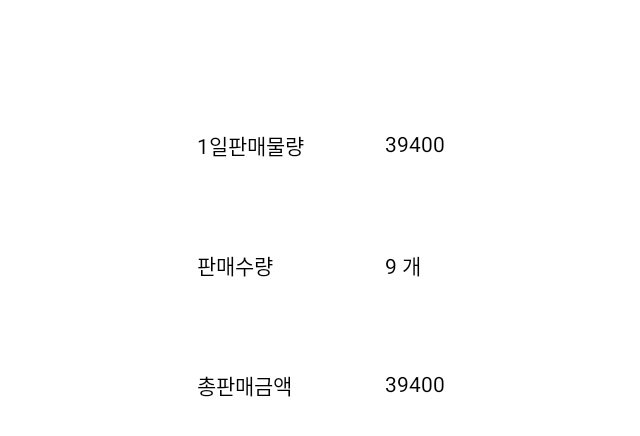
After one commit to kiosk-project-team7/mobile_app_project, an Android app: the dailyManagerFragment screen opened through its navigation route, on a phone screen of 824 x 412 dp (held sideways). The commit adds this screen. Shown: the top 436 px of the screen, without its empty margins (233-873 px from the left). Run offline under Robolectric (Android 15) with nearby library versions, the phone set to English and light mode, and no system bars.

Commit message:
관리자메뉴

```diff
--- a/app/src/main/java/com/example/kioskui/MainActivity.kt
+++ b/app/src/main/java/com/example/kioskui/MainActivity.kt
@@ -56,9 +56,9 @@ class MainActivity : AppCompatActivity(R.layout.activity_main) {
                 arrayListOf<Int>(1400, 1200, 900, 700, 900, 700,
                                  800, 900, 750, 600, 900, 700))
             var selectedAmt = arrayOf(
-                arrayListOf<Int> (0, 0, 0, 0, 0, 0, 0, 0, 0, 0, 0, 0),
-                arrayListOf<Int> (0, 0, 0, 0, 0, 0, 0, 0, 0, 0, 0, 0),
-                arrayListOf<Int> (0, 0, 0, 0, 0, 0, 0, 0, 0, 0, 0, 0),
+                arrayListOf<Int> (1, 0, 0, 0, 0, 0, 0, 0, 0, 0, 0, 0),
+                arrayListOf<Int> (3, 0, 0, 0, 0, 0, 0, 0, 0, 0, 0, 0),
+                arrayListOf<Int> (5, 0, 0, 0, 0, 0, 0, 0, 0, 0, 0, 0),
                 arrayListOf<Int> (0, 0, 0, 0, 0, 0, 0, 0, 0, 0, 0, 0))
             fun whenSelected(menuNum: Int) {
                 selectedAmt[menuNum] += 1
--- a/app/src/main/java/com/example/kioskui/ManagerFragment.kt
+++ b/app/src/main/java/com/example/kioskui/ManagerFragment.kt
@@ -1,9 +1,12 @@
 package com.example.kioskui
 
 import android.os.Bundle
+import android.util.Log
 import android.view.LayoutInflater
 import android.view.View
 import android.view.ViewGroup
+import android.widget.EditText
+import android.widget.TextView
 import androidx.fragment.app.Fragment
 import androidx.navigation.fragment.findNavController
 import com.example.kioskui.databinding.FragmentManagerBinding
--- a/app/src/main/java/com/example/kioskui/SetmenuFragment.kt
+++ b/app/src/main/java/com/example/kioskui/SetmenuFragment.kt
@@ -101,7 +101,7 @@ class SetmenuFragment : Fragment() {
 
         imageView.setImageDrawable(img)
         textView.setText(tv)
-        MainActivity.menuInit.whenSelected(menuNum)
+        //MainActivity.menuInit.whenSelected(menuNum)
         textView.setText("${MainActivity.menuInit.desc[menuNum-1]}")
 
         val mBuilder = view?.let {
--- a/app/src/main/java/com/example/kioskui/StartFragment.kt
+++ b/app/src/main/java/com/example/kioskui/StartFragment.kt
@@ -29,7 +29,8 @@ class StartFragment : Fragment() {
             findNavController().navigate(R.id.Fragment_Inout)
         }
         binding.mainLogo.setOnClickListener {   //메인 로고를 누를 시
-            findNavController().navigate(R.id.Fragment_Manager)
+            findNavController().navigate(R.id.Fragment_Choice_Manager)
+
         }
     }
 
--- /dev/null
+++ b/app/src/main/java/com/example/kioskui/dailyManagerFragment.kt
@@ -0,0 +1,65 @@
+package com.example.kioskui
+
+import android.os.Bundle
+import android.util.Log
+import androidx.fragment.app.Fragment
+import android.view.LayoutInflater
+import android.view.View
+import android.view.ViewGroup
+import com.example.kioskui.databinding.FragmentDailyManagerBinding
+import com.example.kioskui.databinding.FragmentDrinkBinding
+import com.example.kioskui.databinding.FragmentManagerBinding
+
+// TODO: Rename parameter arguments, choose names that match
+// the fragment initialization parameters, e.g. ARG_ITEM_NUMBER
+private const val ARG_PARAM1 = "param1"
+private const val ARG_PARAM2 = "param2"
+
+class dailyManagerFragment : Fragment() {
+
+    private lateinit var binding: FragmentDailyManagerBinding
+
+    override fun onCreateView(
+        inflater: LayoutInflater,
+        container: ViewGroup?,
+        savedInstanceState: Bundle?
+    ): View {
+        binding = FragmentDailyManagerBinding.inflate(inflater, container, false)
+        return binding.root
+    }
+
+//    이미지 클릭 불가능하게 수정, 반투명하게 보이게 수정
+//    binding.menu1Img.setClickable(false)
+//    binding.menu1Img.setAlpha(0.3f)
+
+    override fun onViewCreated(view: View, savedInstanceState: Bundle?) {
+        super.onViewCreated(view, savedInstanceState)
+
+        val textView1 = binding.dailySelling
+        val textView2 = binding.salesNumber
+        val textView3 = binding.totalSelling
+
+        var dailyselling : Int = 0
+        for (i in 0..3)
+            for (j in 0..11)
+                dailyselling += MainActivity.menuInit.selectedAmt[i][j] * MainActivity.menuInit.price[i][j]
+
+        Log.d("text3","$dailyselling" )
+        textView1.setText("$dailyselling")
+
+        var count: Int = 0
+        for (i in 0..3)
+            for (j in 0..11)
+                count += MainActivity.menuInit.selectedAmt[i][j]
+
+        textView2.setText("$count 개")
+
+        var totalselling : Int = 0
+        for (i in 0..3)
+            for (j in 0..11)
+                totalselling += MainActivity.menuInit.selectedAmt[i][j] * MainActivity.menuInit.price[i][j]
+
+        textView3.setText("$totalselling")
+
+    }
+}
--- a/app/src/main/res/layout/custom2_dialog.xml
+++ b/app/src/main/res/layout/custom2_dialog.xml
@@ -11,7 +11,7 @@
         android:layout_width="match_parent"
         android:layout_height="wrap_content"
         android:background="@color/black"
-        android:text="사이드 메뉴"
+        android:text="토핑"
         android:textColor="@color/white"
         android:gravity="center"
         app:layout_constraintEnd_toEndOf="parent"
--- /dev/null
+++ b/app/src/main/res/layout/fragment_daily_manager.xml
@@ -0,0 +1,79 @@
+<?xml version="1.0" encoding="utf-8"?>
+<FrameLayout xmlns:android="http://schemas.android.com/apk/res/android"
+    xmlns:tools="http://schemas.android.com/tools"
+    android:layout_width="match_parent"
+    android:layout_height="match_parent"
+    tools:context=".dailyManagerFragment"
+    android:background="#FFFFFF">
+
+    <!-- TODO: Update blank fragment layout -->
+<LinearLayout
+    android:layout_width="wrap_content"
+    android:layout_height="wrap_content"
+    android:orientation="vertical"
+    android:layout_gravity="center">
+
+    <LinearLayout
+        android:layout_width="250dp"
+        android:layout_height="80dp"
+        android:layout_gravity="center"
+        android:orientation="horizontal">
+
+        <TextView
+            android:layout_width="match_parent"
+            android:layout_height="match_parent"
+            android:text="1일판매물량"
+            android:layout_weight="1"/>
+
+        <TextView
+            android:id="@+id/dailySelling"
+            android:layout_width="match_parent"
+            android:layout_height="match_parent"
+            android:text="0"
+            android:layout_weight="1"/>
+    </LinearLayout>
+
+    <LinearLayout
+        android:layout_width="250dp"
+        android:layout_height="80dp"
+        android:layout_gravity="center"
+        android:orientation="horizontal">
+
+        <TextView
+            android:layout_width="match_parent"
+            android:layout_height="match_parent"
+            android:text="판매수량"
+            android:layout_weight="1"/>
+
+        <TextView
+            android:id="@+id/salesNumber"
+            android:layout_width="match_parent"
+            android:layout_height="match_parent"
+            android:text="0"
+            android:layout_weight="1"/>
+    </LinearLayout>
+
+    <LinearLayout
+        android:layout_width="250dp"
+        android:layout_height="80dp"
+        android:layout_gravity="center"
+        android:orientation="horizontal">
+
+        <TextView
+            android:layout_width="match_parent"
+            android:layout_height="match_parent"
+            android:text="총판매금액"
+            android:layout_weight="1"/>
+
+        <TextView
+            android:id="@+id/totalSelling"
+            android:layout_width="match_parent"
+            android:layout_height="match_parent"
+            android:text="0"
+            android:layout_weight="1"/>
+    </LinearLayout>
+
+    </LinearLayout>
+
+
+</FrameLayout>
--- a/app/src/main/res/navigation/nav_main.xml
+++ b/app/src/main/res/navigation/nav_main.xml
@@ -36,4 +36,18 @@
         tools:layout="@layout/fragment_manager">
     </fragment>
 
+    <fragment
+        android:id="@+id/Fragment_Choice_Manager"
+        android:name="com.example.kioskui.ChoiceManagerFragment"
+        android:label="Choice_MANAGER"
+        tools:layout="@layout/fragment_choice_manager">
+    </fragment>
+
+    <fragment
+        android:id="@+id/Fragment_Daily_Manager"
+        android:name="com.example.kioskui.dailyManagerFragment"
+        android:label="Choice_MANAGER"
+        tools:layout="@layout/fragment_daily_manager">
+    </fragment>
+
 </navigation>
--- a/app/src/main/res/values/strings.xml
+++ b/app/src/main/res/values/strings.xml
@@ -9,4 +9,6 @@
 
     <string name="hello_first_fragment">Hello first fragment</string>
     <string name="hello_second_fragment">Hello second fragment. Arg: %1$s</string>
+    <!-- TODO: Remove or change this placeholder text -->
+    <string name="hello_blank_fragment">Hello blank fragment</string>
 </resources>
```
Also changed, not shown: app/src/main/java/com/example/kioskui/ChoiceManagerFragment.kt (added, +37 -0 lines), app/src/main/java/com/example/kioskui/SingleFragment.kt (+99 -19 lines), app/src/main/res/layout/fragment_choice_manager.xml (added, +41 -0 lines).
